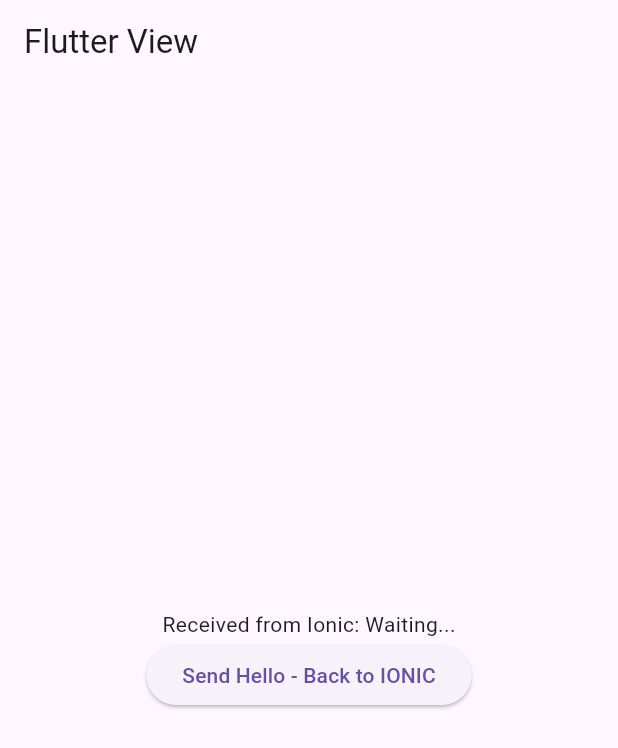
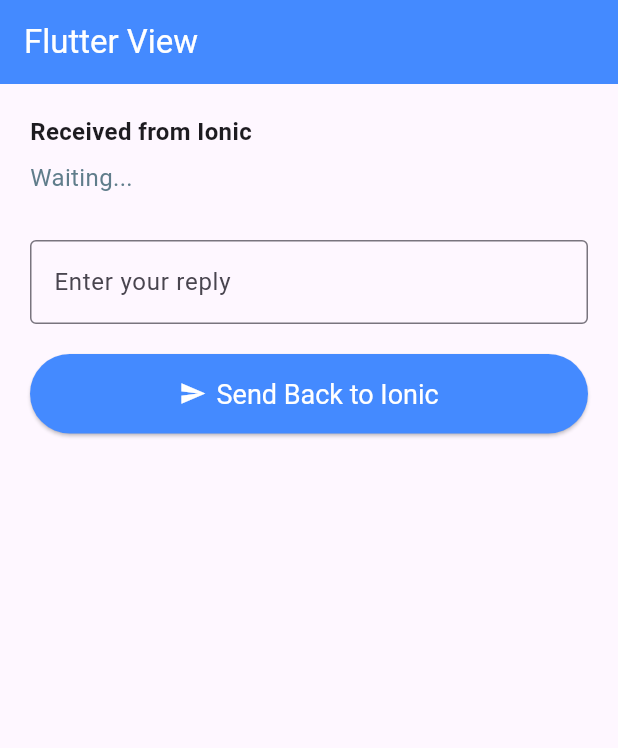
Before and after one commit to anukools/IONIC-Flutter-Integration, a Flutter app: the screen it shows after launch, on a phone screen of 412 x 824 dp. Shown: the top 748 px of the screen. Run offline on Flutter 3.47's test engine with Material 3 defaults, Android fonts, the phone set to English and light mode, and no system bars.

Commit message:
Flutter design updated

```diff
--- a/flutter_module/lib/main.dart
+++ b/flutter_module/lib/main.dart
@@ -14,6 +14,7 @@
 class _MyAppState extends State<MyApp> {
   static const platform = MethodChannel('com.example.channel');
   String receivedMessage = 'Waiting...';
+  final TextEditingController _controller = TextEditingController();
 
   @override
   void initState() {
@@ -30,9 +31,18 @@
   }
 
   void sendBackAndClose() async {
+    final messageToSend = _controller.text.trim();
+    if (messageToSend.isNotEmpty) {
+      // Send message back to Ionic here (MethodChannel or Navigator.pop)
+      print('Sending back: $messageToSend');
      await platform.invokeMethod('sendDataBack', {
-      'message': 'Hello from Flutter!'
+      'message': messageToSend
     });
+    } else {
+      ScaffoldMessenger.of(context).showSnackBar(
+        SnackBar(content: Text('Please enter a message!')),
+      );
+    }
 
     // ✅ Close Flutter screen
     SystemNavigator.pop();
@@ -42,20 +52,45 @@
    @override
   Widget build(BuildContext context) {
     return MaterialApp(
+      debugShowCheckedModeBanner: false,
       home: Scaffold(
-        appBar: AppBar(title: Text("Flutter View")),
-        body: Center(
+        appBar: AppBar(
+          title: const Text("Flutter View", style: TextStyle(color: Colors.white)),
+          backgroundColor: Colors.blueAccent,
+        ),
+        body: Padding(
+          padding: const EdgeInsets.all(20),
           child: Column(
-              mainAxisAlignment: MainAxisAlignment.center,
+            crossAxisAlignment: CrossAxisAlignment.stretch,
             children: [
-                Text('Received from Ionic: $receivedMessage'),
-                ElevatedButton(
-                  onPressed: () {
-                    sendBackAndClose();
-
-                  },
-                  child: Text('Send Hello - Back to IONIC'),
-                )
+              Text(
+                'Received from Ionic',
+                style: TextStyle(fontSize: 16, fontWeight: FontWeight.bold),
+              ),
+              const SizedBox(height: 8),
+              Text(
+                receivedMessage,
+                style: TextStyle(fontSize: 16, color: Colors.blueGrey),
+              ),
+              const SizedBox(height: 30),
+              TextField(
+                controller: _controller,
+                decoration: InputDecoration(
+                  labelText: 'Enter your reply',
+                  border: OutlineInputBorder(),
+                ),
+              ),
+              const SizedBox(height: 20),
+              ElevatedButton.icon(
+                onPressed: sendBackAndClose,
+                icon: const Icon(Icons.send, color: Colors.white),
+                label: const Text('Send Back to Ionic', style: TextStyle(color: Colors.white)),
+                style: ElevatedButton.styleFrom(
+                  backgroundColor: Colors.blueAccent,
+                  padding: const EdgeInsets.symmetric(vertical: 16),
+                  textStyle: const TextStyle(fontSize: 18),
+                ),
+              ),
             ],
           ),
         ),
```
Also changed, not shown: 1 other file. Lines whose indentation alone changed are shown as unchanged.
